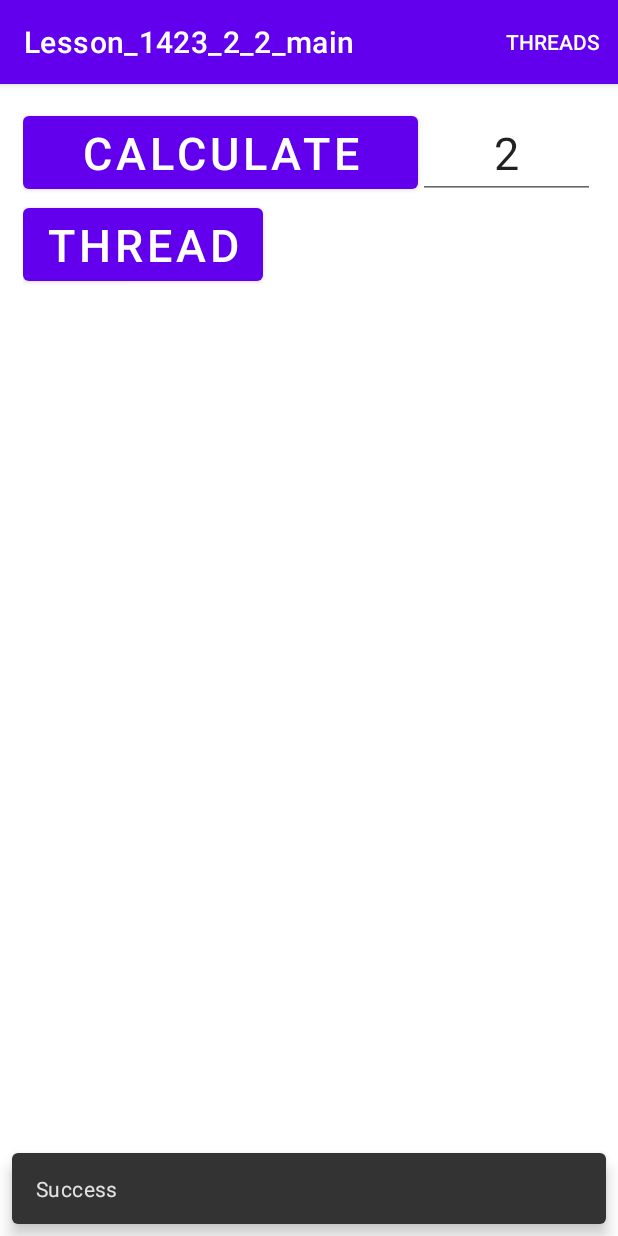
After one commit to mentatusn/Lesson_1423_2_2_main, an Android app: the fragment ThreadsFragment placed in its activity, on a phone screen of 412 x 824 dp. The commit adds this screen. Run offline under Robolectric (Android 15) with nearby library versions, the phone set to English and light mode, and no system bars.

Commit message:
6 урок начали
Успели разобрать not response throw в случае длительного подвисания главного/Main/Ui потока

Успели вынести обработку в дополнительный поток, + научились из дополнительного потока отправлять задачи в главный поток, через hadler.post()

Handler, Looper, MQ

```diff
--- a/app/build.gradle
+++ b/app/build.gradle
@@ -5,7 +5,7 @@ plugins {
 apply plugin:'kotlin-android-extensions'
 
 android {
-    compileSdk 31
+    compileSdk 30
 
 
     buildFeatures{
@@ -15,7 +15,7 @@ android {
     defaultConfig {
         applicationId "ru.geekbrains.lesson_1423_2_2_main"
         minSdk 24
-        targetSdk 31
+        targetSdk 30
         versionCode 1
         versionName "1.0"
 
--- /dev/null
+++ b/app/src/main/java/ru/geekbrains/lesson_1423_2_2_main/lesson6/ThreadsFragment.kt
@@ -0,0 +1,78 @@
+package ru.geekbrains.lesson_1423_2_2_main.lesson6
+
+import android.os.Bundle
+import android.os.Handler
+import android.os.Looper
+import android.view.LayoutInflater
+import android.view.View
+import android.view.ViewGroup
+import android.widget.TextView
+import androidx.fragment.app.Fragment
+import ru.geekbrains.lesson_1423_2_2_main.databinding.FragmentThreadsBinding
+import java.util.*
+import java.util.concurrent.TimeUnit
+
+class ThreadsFragment: Fragment() {
+
+    companion object{
+        fun newInstance() = ThreadsFragment()
+    }
+
+    private var _binding:FragmentThreadsBinding?=null
+    private val binding:FragmentThreadsBinding
+    get()=  _binding!!
+
+    override fun onCreateView(
+        inflater: LayoutInflater,
+        container: ViewGroup?,
+        savedInstanceState: Bundle?
+    ): View {
+        _binding = FragmentThreadsBinding.inflate(inflater,container,false)
+        return binding.root
+    }
+
+    override fun onViewCreated(view: View, savedInstanceState: Bundle?) {
+        super.onViewCreated(view, savedInstanceState)
+            // DANGER
+        binding.button.setOnClickListener {
+            val timer = binding.editText.text.toString().toInt()
+            startCalculations(timer)
+        }
+
+
+            val myHandler1991 = Handler(Looper.myLooper()!!) // ссылка на текущий поток( главный)
+            Thread{
+
+
+                binding.calcThreadBtn.setOnClickListener {
+                    val myHandler1992 = Handler(Looper.myLooper()!!)// ссылка на текущий поток( Thread вспомогательный)
+                    val myHandler1993 = Handler(Looper.getMainLooper())// ссылка на главный поток
+
+                    val timer = binding.editText.text.toString().toInt()
+                    startCalculations(timer)
+
+                    myHandler1991.post(Runnable {
+                        binding.mainContainer.addView(TextView(it.context).apply {
+                            text = "Thread myHandler1991"
+                            textSize = 30f
+                        })
+                    })
+
+                    myHandler1993.post(Runnable {
+                        binding.mainContainer.addView(TextView(it.context).apply {
+                            text = "Thread myHandler1993"
+                            textSize = 30f
+                        })
+                    })
+                }
+            }.start()
+
+    }
+
+    private fun startCalculations(timer: Int) {
+        val currentTime = Date().time
+        while((currentTime+timer*1000)>Date().time){ }
+    }
+
+
+}
--- a/app/src/main/java/ru/geekbrains/lesson_1423_2_2_main/view/MainActivity.kt
+++ b/app/src/main/java/ru/geekbrains/lesson_1423_2_2_main/view/MainActivity.kt
@@ -5,11 +5,16 @@ import androidx.appcompat.app.AppCompatActivity
 import android.os.Bundle
 import android.os.Handler
 import android.os.Looper
+import android.view.ContextMenu
+import android.view.Menu
+import android.view.MenuItem
+import android.view.View
 import androidx.annotation.RequiresApi
 import kotlinx.android.synthetic.main.activity_main_webview.*
 import ru.geekbrains.lesson_1423_2_2_main.R
 import ru.geekbrains.lesson_1423_2_2_main.databinding.ActivityMainBinding
 import ru.geekbrains.lesson_1423_2_2_main.databinding.ActivityMainWebviewBinding
+import ru.geekbrains.lesson_1423_2_2_main.lesson6.ThreadsFragment
 import ru.geekbrains.lesson_1423_2_2_main.view.main.MainFragment
 import java.io.BufferedReader
 import java.io.InputStreamReader
@@ -33,5 +38,21 @@ class MainActivity : AppCompatActivity() {
                 .replace(R.id.fragment_container, MainFragment.newInstance()).commit()
     }
 
+    override fun onCreateOptionsMenu(menu: Menu?): Boolean {
+        menuInflater.inflate(R.menu.main_screen_menu,menu)
+        return super.onCreateOptionsMenu(menu)
+    }
+
+    override fun onOptionsItemSelected(item: MenuItem): Boolean {
+        return when(item.itemId){
+            R.id.action_open_fragment_threads ->{
+                supportFragmentManager.beginTransaction()
+                    .replace(R.id.fragment_container, ThreadsFragment.newInstance()).commit()
+                true
+            }
+            else ->super.onOptionsItemSelected(item)
+        }
+    }
+
 
 }
--- /dev/null
+++ b/app/src/main/res/layout/fragment_threads.xml
@@ -0,0 +1,49 @@
+<?xml version="1.0" encoding="utf-8"?>
+<androidx.core.widget.NestedScrollView xmlns:android="http://schemas.android.com/apk/res/android"
+    android:layout_width="match_parent"
+    android:layout_height="match_parent"
+    android:background="@color/white"
+    xmlns:tools="http://schemas.android.com/tools">
+
+    <LinearLayout
+        android:id="@+id/mainContainer"
+        android:layout_width="match_parent"
+        android:layout_height="wrap_content"
+        android:orientation="vertical"
+        android:padding="@dimen/margin_15_dp">
+
+        <LinearLayout
+            android:layout_width="match_parent"
+            android:layout_height="wrap_content"
+            android:orientation="horizontal">
+
+            <Button
+                android:id="@+id/button"
+                android:layout_width="wrap_content"
+                android:layout_height="wrap_content"
+                android:layout_weight="1"
+                android:text="calculate"
+                android:textSize="@dimen/feels_like_text_size" />
+
+            <androidx.appcompat.widget.AppCompatEditText
+                android:id="@+id/editText"
+                android:layout_width="wrap_content"
+                android:layout_height="wrap_content"
+                android:layout_weight="1"
+                android:ems="2"
+                android:gravity="center_horizontal"
+                android:inputType="number"
+                android:text="2"
+                android:textSize="@dimen/feels_like_text_size" />
+
+        </LinearLayout>
+        <Button
+            android:id="@+id/calcThreadBtn"
+            android:layout_width="wrap_content"
+            android:layout_height="wrap_content"
+            android:layout_weight="1"
+            android:text="Thread"
+            android:textSize="@dimen/feels_like_text_size" />
+
+    </LinearLayout>
+</androidx.core.widget.NestedScrollView>
--- /dev/null
+++ b/app/src/main/res/menu/main_screen_menu.xml
@@ -0,0 +1,9 @@
+<?xml version="1.0" encoding="utf-8"?>
+<menu xmlns:android="http://schemas.android.com/apk/res/android"
+    xmlns:app="http://schemas.android.com/apk/res-auto">
+
+    <item
+        android:id="@+id/action_open_fragment_threads"
+        android:title="Threads"
+        app:showAsAction="always" />
+</menu>
```
